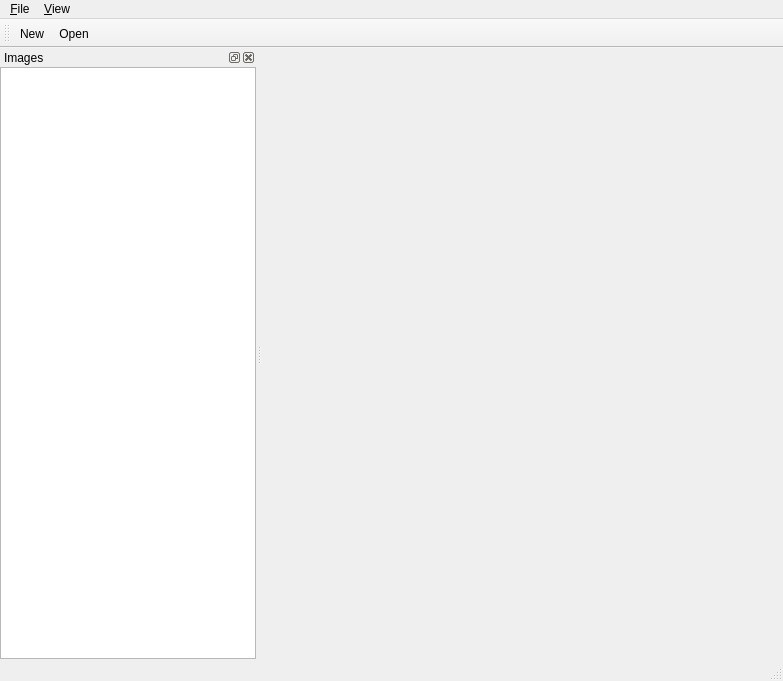
Qt form Editor/ui/mainwindow.ui (sheldonrobinson/sfge) before a commit.
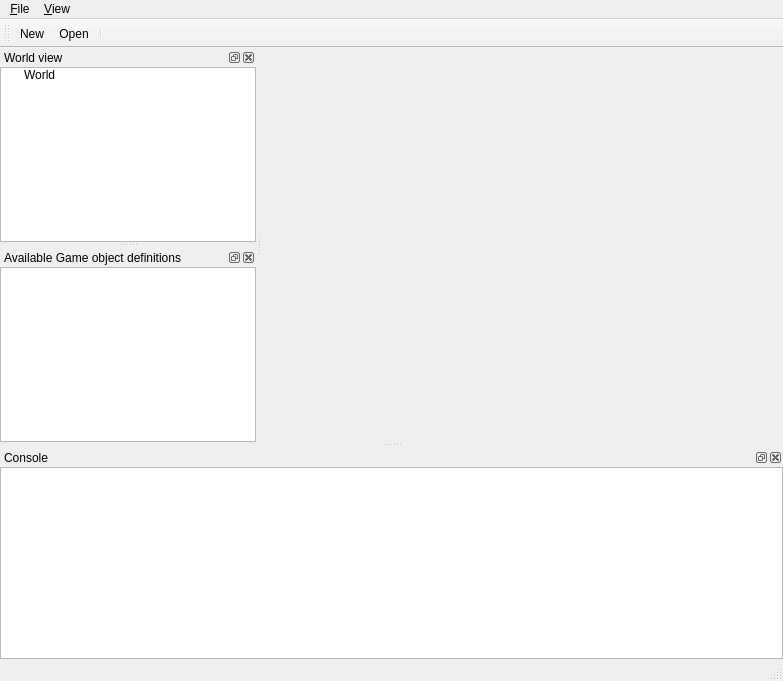
The same form after that commit. Custom widgets are drawn as their Qt base class.

Commit message: SFGE: added the ability to listen to game object's instantiation (through a delegate) Editor: populating world tree, handling resize events

What changed in the file:
```diff
--- a/Editor/ui/mainwindow.ui
+++ b/Editor/ui/mainwindow.ui
@@ -47,7 +47,7 @@
   <widget class="QStatusBar" name="statusbar"/>
   <widget class="QDockWidget" name="dockWidgetImages">
    <property name="windowTitle">
-    <string>Images</string>
+    <string>World view</string>
    </property>
    <attribute name="dockWidgetArea">
     <number>1</number>
@@ -58,7 +58,30 @@
       <number>0</number>
      </property>
      <item>
-      <widget class="QListWidget" name="listWidgetImages"/>
+      <widget class="QTreeWidget" name="treeWidgetWorld">
+       <property name="focusPolicy">
+        <enum>Qt::StrongFocus</enum>
+       </property>
+       <property name="rootIsDecorated">
+        <bool>true</bool>
+       </property>
+       <attribute name="headerVisible">
+        <bool>false</bool>
+       </attribute>
+       <attribute name="headerVisible">
+        <bool>false</bool>
+       </attribute>
+       <column>
+        <property name="text">
+         <string>1</string>
+        </property>
+       </column>
+       <item>
+        <property name="text">
+         <string>World</string>
+        </property>
+       </item>
+      </widget>
      </item>
     </layout>
    </widget>
@@ -75,6 +98,46 @@
    </attribute>
    <addaction name="actionNew"/>
    <addaction name="actionOpen"/>
+   <addaction name="separator"/>
+  </widget>
+  <widget class="QDockWidget" name="dockWidgetGODefs">
+   <property name="features">
+    <set>QDockWidget::AllDockWidgetFeatures</set>
+   </property>
+   <property name="windowTitle">
+    <string>Available Game object definitions</string>
+   </property>
+   <attribute name="dockWidgetArea">
+    <number>1</number>
+   </attribute>
+   <widget class="QWidget" name="dockWidgetContentsGODefs">
+    <layout class="QVBoxLayout" name="verticalLayout_2">
+     <property name="margin">
+      <number>0</number>
+     </property>
+     <item>
+      <widget class="QListWidget" name="listWidgetGODefs"/>
+     </item>
+    </layout>
+   </widget>
+  </widget>
+  <widget class="QDockWidget" name="dockWidgetConsole">
+   <property name="windowTitle">
+    <string>Console</string>
+   </property>
+   <attribute name="dockWidgetArea">
+    <number>8</number>
+   </attribute>
+   <widget class="QWidget" name="dockWidgetContents_2">
+    <layout class="QHBoxLayout" name="horizontalLayout">
+     <property name="margin">
+      <number>0</number>
+     </property>
+     <item>
+      <widget class="QTextEdit" name="textEditConsole"/>
+     </item>
+    </layout>
+   </widget>
   </widget>
   <action name="actionQuit">
    <property name="text">
```
Left out of the diff: 49 changed lines with no effect on the pictures. The commit also changes 7 other files.
